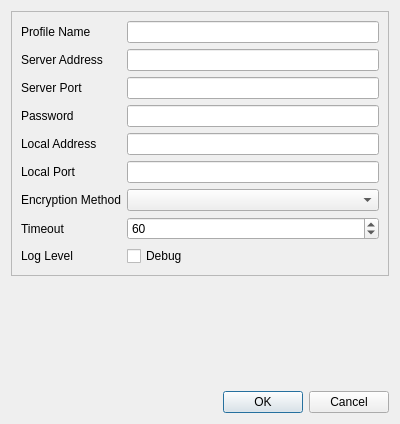
Qt form src/editdialog.ui (shadowsocks/shadowsocks-qt5) before a commit.
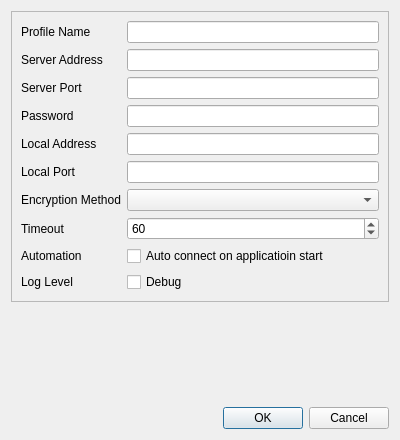
The same form after that commit.

Commit message: add autostart into profile configuration

Patch:
```diff
--- a/src/editdialog.ui
+++ b/src/editdialog.ui
@@ -7,7 +7,7 @@
     <x>0</x>
     <y>0</y>
     <width>400</width>
-    <height>424</height>
+    <height>440</height>
    </rect>
   </property>
   <property name="windowTitle">
@@ -144,7 +144,7 @@
       <item row="0" column="1">
        <widget class="QLineEdit" name="nameEdit"/>
       </item>
-      <item row="11" column="1">
+      <item row="12" column="1">
        <widget class="QCheckBox" name="debugCheckBox">
         <property name="sizePolicy">
          <sizepolicy hsizetype="Expanding" vsizetype="Fixed">
@@ -157,13 +157,33 @@
         </property>
        </widget>
       </item>
-      <item row="11" column="0">
+      <item row="12" column="0">
        <widget class="QLabel" name="logLevelLabel">
         <property name="text">
          <string>Log Level</string>
         </property>
        </widget>
       </item>
+      <item row="11" column="1">
+       <widget class="QCheckBox" name="autoStartCheckBox">
+        <property name="sizePolicy">
+         <sizepolicy hsizetype="Expanding" vsizetype="Fixed">
+          <horstretch>0</horstretch>
+          <verstretch>0</verstretch>
+         </sizepolicy>
+        </property>
+        <property name="text">
+         <string>Auto connect on applicatioin start</string>
+        </property>
+       </widget>
+      </item>
+      <item row="11" column="0">
+       <widget class="QLabel" name="autoStartLabel">
+        <property name="text">
+         <string>Automation</string>
+        </property>
+       </widget>
+      </item>
      </layout>
     </widget>
    </item>
```
Left out of the diff: 2 changed lines with no effect on the pictures. The commit also changes 2 other files.
